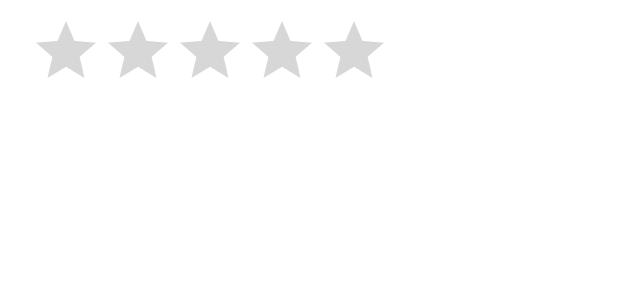
After one commit to HardPlant/SikgooTemplates, an Android app: the layout item_restaurant_rating.xml on its own in the app's theme, with its tools: preview values and no code run, on a phone screen of 412 x 824 dp. The commit adds this screen. Shown: the top 300 px of the screen. Run offline under Robolectric (Android 15) with nearby library versions, the phone set to English and light mode, and no system bars.

Commit message:
set restaurant adapters

```diff
--- a/app/src/main/AndroidManifest.xml
+++ b/app/src/main/AndroidManifest.xml
@@ -1,6 +1,10 @@
 <?xml version="1.0" encoding="utf-8"?>
 <manifest xmlns:android="http://schemas.android.com/apk/res/android"
     package="com.github.hardplant.sikgootemplates">
+    <uses-permission android:name="android.permission.INTERNET">
+    </uses-permission>
+    <uses-permission android:name="android.permission.ACCESS_FINE_LOCATION">
+    </uses-permission>
 
     <application
         android:allowBackup="true"
--- a/app/src/main/java/com/github/hardplant/sikgootemplates/ui/RestaurantAdapter.java
+++ b/app/src/main/java/com/github/hardplant/sikgootemplates/ui/RestaurantAdapter.java
@@ -29,7 +29,8 @@ public class RestaurantAdapter extends RecyclerView.Adapter<RestaurantAdapter.Vi
 
     @Override
     public ViewHolder onCreateViewHolder(ViewGroup parent, int viewType) {
-        View v = LayoutInflater.from(parent.getContext()).inflate(R.layout.item_restaurant, null);
+        View v = LayoutInflater.from(parent.getContext())
+                .inflate(R.layout.item_restaurant, null);
         return new ViewHolder(v);
     }
 
--- /dev/null
+++ b/app/src/main/res/layout/item_restaurant_rating.xml
@@ -0,0 +1,26 @@
+<?xml version="1.0" encoding="utf-8"?>
+<RelativeLayout xmlns:android="http://schemas.android.com/apk/res/android"
+    android:layout_width="fill_parent"
+    android:layout_height="wrap_content"
+    android:background="@drawable/list_selector_people"
+    android:orientation="horizontal"
+    android:padding="10dip" >
+
+    <RatingBar
+        android:id="@+id/rating"
+        android:layout_width="wrap_content"
+        android:layout_height="wrap_content"
+        android:layout_marginBottom="5dp"
+        android:layout_marginStart="10dp"
+        android:layout_marginEnd="5dp"/>
+    <TextView
+        android:id="@+id/date"
+        android:layout_width="wrap_content"
+        android:layout_height="wrap_content"
+        android:layout_toEndOf="@+id/rating"/>
+    <TextView
+        android:id="@+id/content"
+        android:layout_width="wrap_content"
+        android:layout_height="wrap_content"
+        android:layout_below="@+id/rating"/>
+</RelativeLayout>
```
Also changed, not shown: app/src/main/java/com/github/hardplant/sikgootemplates/data/RestaurantRating.java (added, +31 -0 lines), app/src/main/java/com/github/hardplant/sikgootemplates/ui/RestaurantRatingAdapter.java (added, +65 -0 lines), app/src/main/java/com/github/hardplant/sikgootemplates/ui/activity/RestaurantInfoActivity.java (+34 -0 lines), app/src/main/res/layout/activity_restaurant_info.xml (+26 -9 lines).
